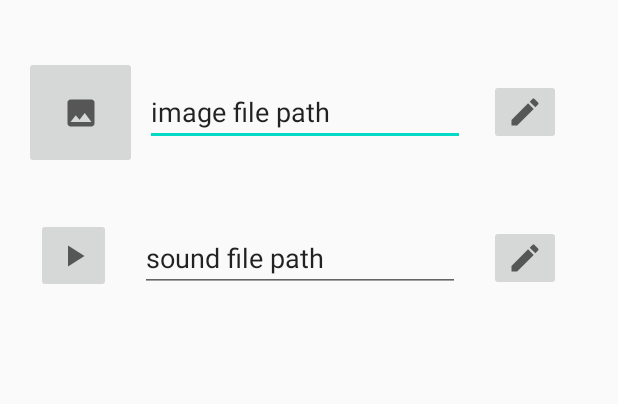
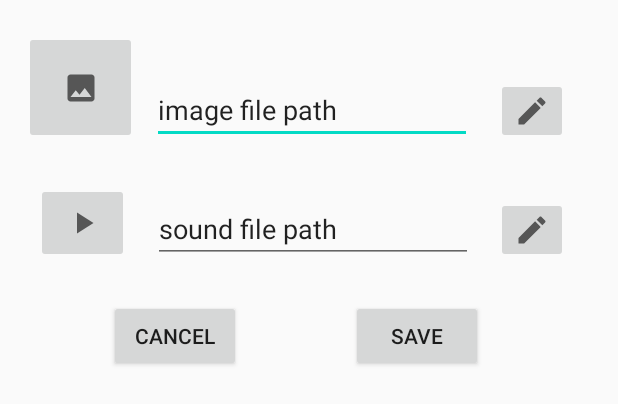
Before and after one commit to torbrick/Sound_Board_App, an Android app: the layout creator_sound_button.xml on its own in the app's theme, with its tools: preview values and no code run, on a phone screen of 412 x 824 dp. Shown: the top 404 px of the screen. Run offline under Robolectric (Android 15) with nearby library versions, the phone set to English and light mode, and no system bars.

```diff
--- a/app/src/main/java/com/example/soundBoardApp/soundBoard/SoundBoardViewModelFactory.kt
+++ b/app/src/main/java/com/example/soundBoardApp/soundBoard/SoundBoardViewModelFactory.kt
@@ -1,5 +1,6 @@
 package com.example.soundBoardApp.soundBoard
 
+import android.app.Application
 import androidx.lifecycle.ViewModel
 import androidx.lifecycle.ViewModelProvider
 import com.example.soundBoardApp.database.SBTuplesRepository
@@ -11,11 +12,12 @@ import com.example.soundBoardApp.database.SBTuplesRepository
 
 class SoundBoardViewModelFactory(
     private val dataSource: SBTuplesRepository,
-    private val numSoundButtons: Int
+    private val numSoundButtons: Int,
+    private val application: Application
 ) : ViewModelProvider.Factory {
     override fun <T : ViewModel?> create(modelClass: Class<T>): T {
         if (modelClass.isAssignableFrom(SoundBoardViewModel::class.java)) {
-            return SoundBoardViewModel(dataSource, numSoundButtons) as T
+            return SoundBoardViewModel(dataSource, numSoundButtons, application) as T
         }
         throw IllegalArgumentException("Unknown ViewModel class")
     }
--- a/app/src/main/java/com/example/soundBoardApp/tools/SoundButton.kt
+++ b/app/src/main/java/com/example/soundBoardApp/tools/SoundButton.kt
@@ -6,8 +6,8 @@ private const val NUM_CHAR_TRUNCATE = 200
  * SoundButton represents a sound to be played and a corresponding image to be displayed
  */
 data class SoundButton(
-    val soundPath: String,
-    val imagePath: String,
+    var soundPath: String = "",
+    var imagePath: String = "",
     val description: String = "image that plays a sound"
 ) {
 
--- a/app/src/main/res/layout/creator_sound_button.xml
+++ b/app/src/main/res/layout/creator_sound_button.xml
@@ -1,78 +1,81 @@
 <?xml version="1.0" encoding="utf-8"?>
+<layout xmlns:android="http://schemas.android.com/apk/res/android"
+    xmlns:app="http://schemas.android.com/apk/res-auto">
 
+    <data>
 
-<androidx.constraintlayout.widget.ConstraintLayout xmlns:android="http://schemas.android.com/apk/res/android"
-    xmlns:app="http://schemas.android.com/apk/res-auto"
-    xmlns:tools="http://schemas.android.com/tools"
+        <variable
+            name="soundBoardFragment"
+            type="com.example.soundBoardApp.soundBoard.SoundBoardFragment" />
+    </data>
+
+    <androidx.constraintlayout.widget.ConstraintLayout
         android:layout_width="wrap_content"
         android:layout_height="wrap_content">
 
         <androidx.constraintlayout.widget.Guideline
-        android:id="@+id/guideline"
+            android:id="@+id/BottomViewGuideline"
             android:layout_width="wrap_content"
             android:layout_height="wrap_content"
             android:orientation="horizontal"
-        app:layout_constraintGuide_begin="247dp" />
+            app:layout_constraintGuide_begin="264dp" />
+
+        <!-- TODO allow cropping of image when image button is pressed -->
 
         <EditText
             android:id="@+id/textFieldImageFilePath"
             android:layout_width="wrap_content"
             android:layout_height="wrap_content"
             android:ems="10"
+            android:hint="@string/image_text_box_hint"
+            android:importantForAutofill="no"
             android:inputType="textPersonName"
             android:text="@string/img_file_text_field"
-        android:hint="@string/image_text_box_hint"
-        app:layout_constraintBottom_toTopOf="@+id/textFieldSoundFilePath"
+            app:layout_constraintBottom_toTopOf="@+id/ImageSelectorsGL"
             app:layout_constraintEnd_toStartOf="@+id/editImagePathButton"
             app:layout_constraintHorizontal_bias="0.5"
             app:layout_constraintStart_toEndOf="@+id/imageForButton"
-        app:layout_constraintTop_toTopOf="parent"
-        android:importantForAutofill="no" />
+            app:layout_constraintVertical_chainStyle="packed" />
 
-    <!-- TODO allow cropping of image when image button is pressed -->
         <EditText
             android:id="@+id/textFieldSoundFilePath"
             android:layout_width="wrap_content"
             android:layout_height="wrap_content"
             android:ems="10"
+            android:hint="@string/sound_text_box_hint"
             android:importantForAutofill="no"
             android:inputType="textPersonName"
             android:text="@string/sound_file_path_text"
-        android:hint="@string/sound_text_box_hint"
-        app:layout_constraintBottom_toBottomOf="parent"
+            app:layout_constraintBottom_toTopOf="@+id/SoundSelectorsGL"
             app:layout_constraintEnd_toStartOf="@+id/editSoundPathButton"
             app:layout_constraintHorizontal_bias="0.5"
-        app:layout_constraintStart_toEndOf="@+id/playSoundButton"
-        app:layout_constraintTop_toBottomOf="@+id/textFieldImageFilePath" />
+            app:layout_constraintStart_toEndOf="@+id/playSoundButton" />
 
         <ImageButton
             android:id="@+id/imageForButton"
             android:layout_width="75dp"
             android:layout_height="75dp"
             android:layout_marginStart="16dp"
-        android:layout_marginEnd="5dp"
+            android:layout_marginEnd="10dp"
             android:contentDescription="@string/image_for_button_description"
-        app:layout_constraintBottom_toTopOf="@+id/textFieldSoundFilePath"
+            app:layout_constraintBottom_toTopOf="@+id/ImageSelectorsGL"
             app:layout_constraintEnd_toStartOf="@+id/textFieldImageFilePath"
             app:layout_constraintHorizontal_bias="0.5"
             app:layout_constraintHorizontal_chainStyle="spread_inside"
             app:layout_constraintStart_toStartOf="parent"
-        app:layout_constraintTop_toTopOf="parent"
             app:srcCompat="@drawable/ic_baseline_image_24" />
 
         <ImageButton
             android:id="@+id/playSoundButton"
-        android:layout_width="50dp"
-        android:layout_height="50dp"
+            android:layout_width="62dp"
+            android:layout_height="53dp"
             android:layout_marginStart="24dp"
             android:contentDescription="@string/playSoundButton_description"
-        app:layout_constraintBottom_toBottomOf="parent"
+            app:layout_constraintBottom_toTopOf="@+id/SoundSelectorsGL"
             app:layout_constraintEnd_toStartOf="@+id/textFieldSoundFilePath"
             app:layout_constraintHorizontal_bias="0.5"
             app:layout_constraintHorizontal_chainStyle="spread_inside"
             app:layout_constraintStart_toStartOf="parent"
-        app:layout_constraintTop_toBottomOf="@+id/imageForButton"
-        app:layout_constraintVertical_bias="0.388"
             app:srcCompat="@drawable/ic_baseline_play_arrow_24" />
 
         <ImageButton
@@ -81,11 +84,10 @@
             android:layout_height="wrap_content"
             android:layout_marginEnd="16dp"
             android:contentDescription="@string/editSoundPathButton_description"
-        app:layout_constraintBottom_toBottomOf="parent"
+            app:layout_constraintBottom_toTopOf="@+id/SoundSelectorsGL"
             app:layout_constraintEnd_toEndOf="parent"
             app:layout_constraintHorizontal_bias="0.5"
             app:layout_constraintStart_toEndOf="@+id/textFieldSoundFilePath"
-        app:layout_constraintTop_toBottomOf="@+id/editImagePathButton"
             app:srcCompat="@drawable/ic_baseline_edit_24" />
 
         <ImageButton
@@ -95,11 +97,55 @@
             android:layout_marginStart="16dp"
             android:layout_marginEnd="16dp"
             android:contentDescription="@string/editImagePathButton_description"
-        app:layout_constraintBottom_toTopOf="@+id/editSoundPathButton"
+            app:layout_constraintBottom_toTopOf="@+id/ImageSelectorsGL"
             app:layout_constraintEnd_toEndOf="parent"
             app:layout_constraintHorizontal_bias="0.5"
             app:layout_constraintStart_toEndOf="@+id/textFieldImageFilePath"
-        app:layout_constraintTop_toTopOf="parent"
             app:srcCompat="@drawable/ic_baseline_edit_24" />
 
+        <Button
+            android:id="@+id/cancelButton"
+            android:layout_width="wrap_content"
+            android:layout_height="wrap_content"
+            android:layout_marginBottom="16dp"
+            android:text="@string/cancelButton_text"
+            app:layout_constraintBottom_toTopOf="@+id/BottomViewGuideline"
+            app:layout_constraintEnd_toStartOf="@+id/saveButton"
+            app:layout_constraintHorizontal_bias="0.5"
+            app:layout_constraintStart_toStartOf="parent"/>
+
+        <Button
+            android:id="@+id/saveButton"
+            android:layout_width="wrap_content"
+            android:layout_height="wrap_content"
+            android:layout_marginBottom="16dp"
+            android:text="@string/saveButton_text"
+            app:layout_constraintBottom_toBottomOf="parent"
+            app:layout_constraintEnd_toEndOf="parent"
+            app:layout_constraintHorizontal_bias="0.5"
+            app:layout_constraintStart_toEndOf="@+id/cancelButton" />
+
+        <androidx.constraintlayout.widget.Guideline
+            android:id="@+id/guideline2"
+            android:layout_width="wrap_content"
+            android:layout_height="wrap_content"
+            android:orientation="horizontal"
+            app:layout_constraintGuide_begin="16dp"
+            app:layout_constraintTop_toTopOf="parent" />
+
+        <androidx.constraintlayout.widget.Guideline
+            android:id="@+id/SoundSelectorsGL"
+            android:layout_width="wrap_content"
+            android:layout_height="wrap_content"
+            android:orientation="horizontal"
+            app:layout_constraintGuide_end="89dp" />
+
+        <androidx.constraintlayout.widget.Guideline
+            android:id="@+id/ImageSelectorsGL"
+            android:layout_width="wrap_content"
+            android:layout_height="wrap_content"
+            android:orientation="horizontal"
+            app:layout_constraintGuide_begin="96dp" />
+
     </androidx.constraintlayout.widget.ConstraintLayout>
+</layout>
--- a/app/src/main/res/values/strings.xml
+++ b/app/src/main/res/values/strings.xml
@@ -33,4 +33,6 @@
     <string name="playSoundButton_description">plays sound selected for soundButton being created</string>
     <string name="editSoundPathButton_description">edit the file path for the sound selected</string>
     <string name="editImagePathButton_description">edit the file path for the image selected</string>
+    <string name="cancelButton_text">Cancel</string>
+    <string name="saveButton_text">Save</string>
 </resources>
--- a/build.gradle
+++ b/build.gradle
@@ -3,7 +3,7 @@
 buildscript {
     ext{
         version_kotlin = '1.3.70'
-        version_fragment = '1.2.5'
+        version_fragment = '1.3.2'
         version_ktx = '1.2.0'
         version_constraintLayout = '1.1.3'
         version_lifecycleExtensions = '2.0.0'
```
Also changed, not shown: app/src/main/java/com/example/soundBoardApp/soundBoard/SoundBoardFragment.kt (+105 -29 lines), app/src/main/java/com/example/soundBoardApp/soundBoard/SoundBoardViewModel.kt (+41 -5 lines), app/src/main/java/com/example/soundBoardApp/tools/BindingUtils.kt (+11 -0 lines), app/src/main/java/com/example/soundBoardApp/tools/DependencyInjectors.kt (+5 -2 lines), app/src/main/res/layout/fragment_sound_board.xml (+4 -4 lines). Lines whose indentation alone changed are shown as unchanged.
